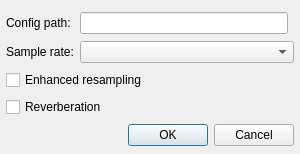
Greedysky/TTKMusicPlayer, file qmmp/src/plugins/Input/wildmidi/settingsdialog.ui: the form before one commit.
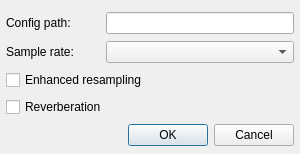
The form after the commit.

The edit to the form file:
```diff
--- a/qmmp/src/plugins/Input/wildmidi/settingsdialog.ui
+++ b/qmmp/src/plugins/Input/wildmidi/settingsdialog.ui
@@ -92,7 +92,7 @@
      </property>
     </widget>
    </item>
-   <item row="0" column="1">
+   <item row="0" column="1" colspan="2">
     <widget class="QLineEdit" name="configPathEdit"/>
    </item>
   </layout>
```
